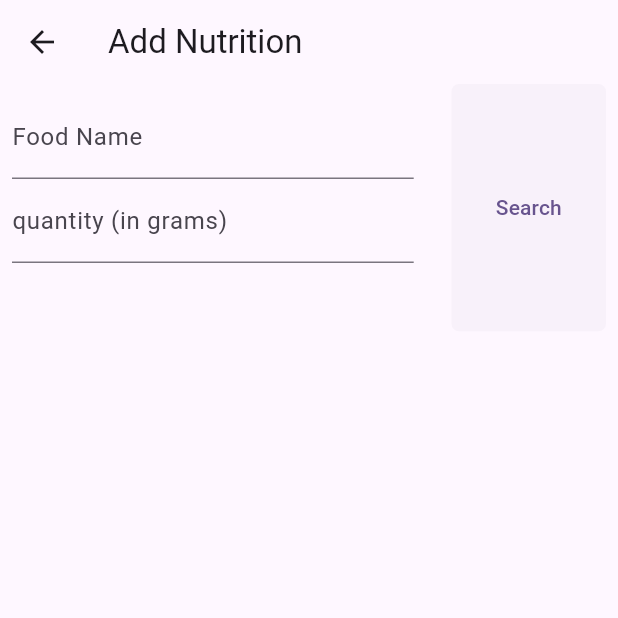
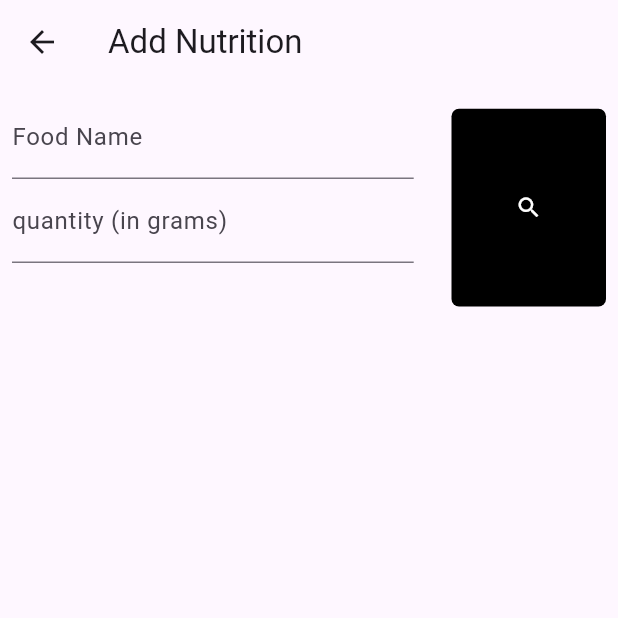
Before and after one commit to AlvinHartono/flutter-nutrition-tracker, a Flutter app: the AddNutrition screen opened directly, on a phone screen of 412 x 824 dp, the top half of it. Run offline on Flutter 3.47's test engine with Material 3 defaults, Android fonts, the phone set to English and light mode, and no system bars; our stand-ins replace carousel_slider, cloud_firestore, firebase_auth, firebase_core, fl_chart, table_calendar; accounts and stored records are empty.

Commit message:
PROJECT FINISHED
LETS GOO

```diff
--- a/lib/screens/add_nutritioin_screen.dart
+++ b/lib/screens/add_nutritioin_screen.dart
@@ -156,15 +156,19 @@ class _AddNutritionState extends State<AddNutrition> {
                       Container(
                         // color: Colors.black,
                         width: screenWidth * 0.25,
-                        height: screenheight * 0.2,
+                        height: screenheight * 0.16,
 
                         child: ElevatedButton(
                           style: ElevatedButton.styleFrom(
+                              backgroundColor: Colors.black,
                               elevation: 0,
                               shape: RoundedRectangleBorder(
                                   borderRadius: BorderRadius.circular(5.0))),
                           onPressed: _searchButtonPressed,
-                          child: const Text("Search"),
+                          child: const Icon(
+                            Icons.search,
+                            color: Colors.white,
+                          ),
                         ),
                       ),
                     ],
@@ -237,7 +241,7 @@ class _AddNutritionState extends State<AddNutrition> {
 
                 _sendFoodToDatabase();
 
-                List<dynamic> addedData = [food, date];
+                List<dynamic> addedData = [food, date.toString()];
 
                 Navigator.of(context).pop(
                   addedData,
--- a/lib/widgets/pie_chart_widget.dart
+++ b/lib/widgets/pie_chart_widget.dart
@@ -64,7 +64,9 @@ class _PieChartWidgetState extends State<PieChartWidget> {
         PieChartSectionData(
           value: _typeOfData(title: widget.title, food: food),
           color: predefinedColors[i % predefinedColors.length],
-          showTitle: false,
+          showTitle: true,
+          title:
+              "${(_typeOfData(title: widget.title, food: food) / widget.totalValue * 100).toStringAsFixed(2)}%",
         ),
       );
     }
```
